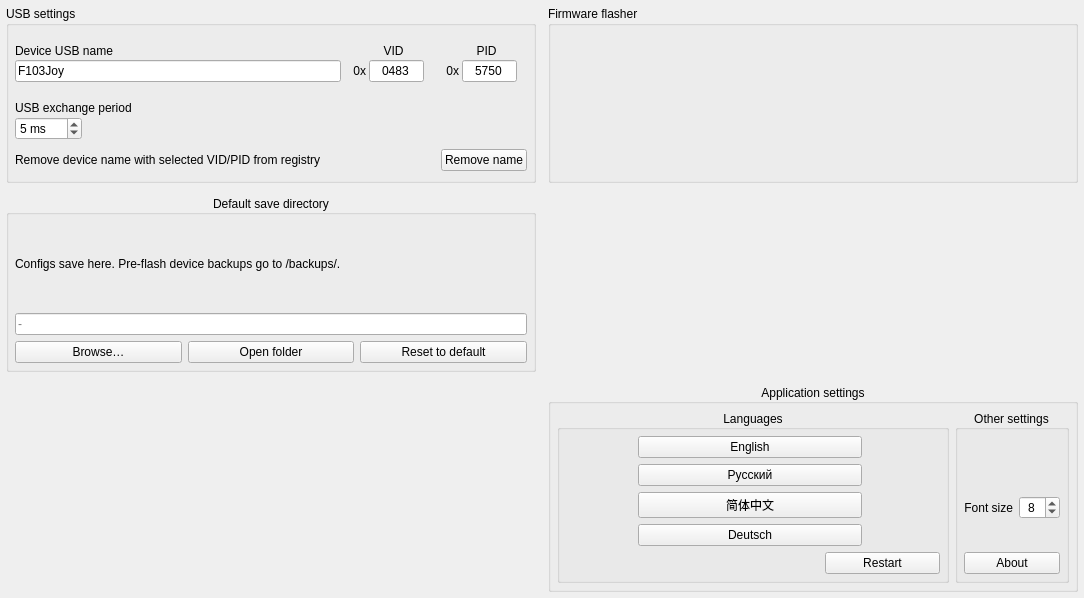
This is src/widgets/adv-settings/advancedsettings.ui in anpeaco/FreeJoyXConfiguratorQt as Qt 5 draws it before an edit. The edited form follows.
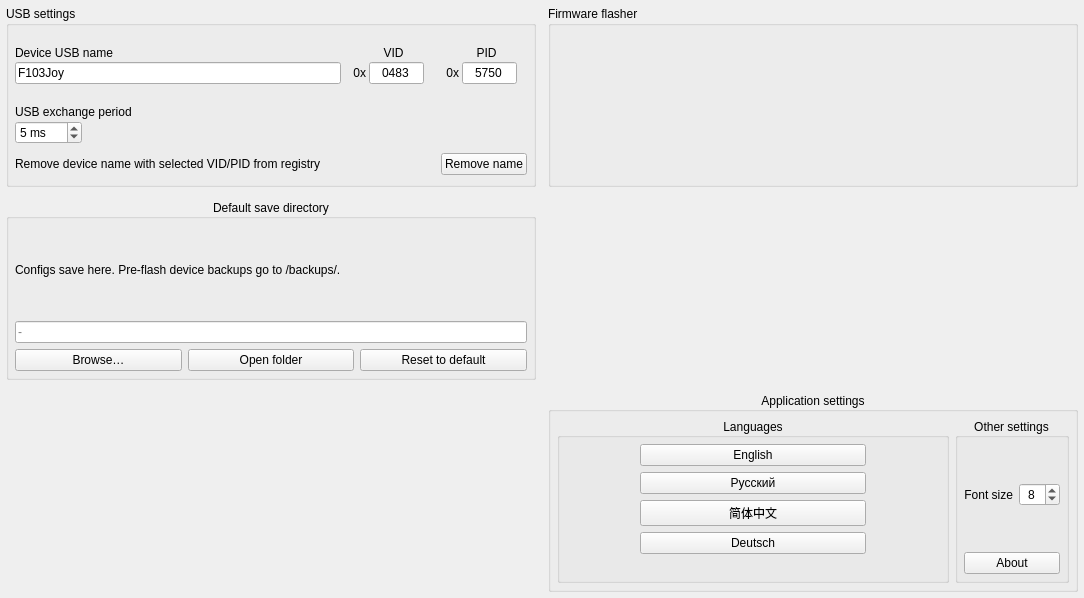
This is the edited form. Icons and pictures are not drawn. Custom widgets are drawn as their Qt base class.

```diff
--- a/src/widgets/adv-settings/advancedsettings.ui
+++ b/src/widgets/adv-settings/advancedsettings.ui
@@ -352,16 +352,6 @@
            </property>
           </spacer>
          </item>
-         <item row="4" column="2" colspan="2">
-          <widget class="QPushButton" name="pushButton_RestartApp">
-           <property name="toolTip">
-            <string>Restart for full changes</string>
-           </property>
-           <property name="text">
-            <string>Restart</string>
-           </property>
-          </widget>
-         </item>
          <item row="3" column="1" colspan="2">
           <widget class="QPushButton" name="pushButton_LangDeutsch">
            <property name="text">
@@ -550,32 +540,6 @@
            </item>
           </layout>
          </item>
-         <item row="0" column="1">
-          <layout class="QHBoxLayout" name="horizontalLayout_3" stretch="2">
-           <property name="spacing">
-            <number>0</number>
-           </property>
-           <property name="rightMargin">
-            <number>0</number>
-           </property>
-           <item>
-            <widget class="SwitchButton" name="widget_StyleSwitch" native="true">
-             <property name="minimumSize">
-              <size>
-               <width>0</width>
-               <height>27</height>
-              </size>
-             </property>
-             <property name="maximumSize">
-              <size>
-               <width>60</width>
-               <height>28</height>
-              </size>
-             </property>
-            </widget>
-           </item>
-          </layout>
-         </item>
         </layout>
        </widget>
       </item>
@@ -641,12 +605,6 @@
    <extends>QLabel</extends>
    <header>infolabel.h</header>
   </customwidget>
-  <customwidget>
-   <class>SwitchButton</class>
-   <extends>QWidget</extends>
-   <header>switchbutton.h</header>
-   <container>1</container>
-  </customwidget>
  </customwidgets>
  <resources>
   <include location="../../resources.qrc"/>
```
Left out of the diff: 1 changed line with no effect on the pictures.
